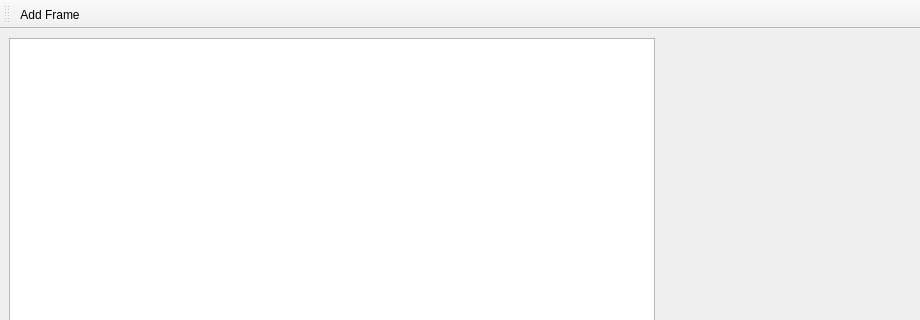
First picture: the form in viz/mainwindow.ui, repository envire/envire-envire_core, before the edit; both pictures show x 0 to 920 and y 0 to 320 of the 920 by 666 pixel window.
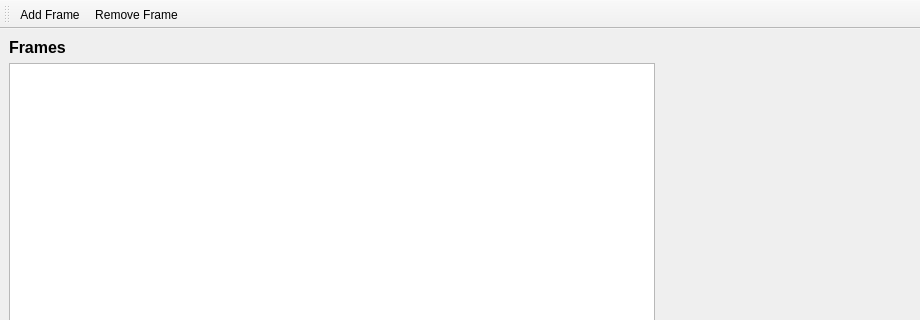
Second picture: the form after the edit. Custom widgets are drawn as their Qt base class.

Commit message: viz: select and remove frames

Patch:
```diff
--- a/viz/mainwindow.ui
+++ b/viz/mainwindow.ui
@@ -20,7 +20,27 @@
       <property name="orientation">
        <enum>Qt::Horizontal</enum>
       </property>
-      <widget class="QListWidget" name="listWidget"/>
+      <widget class="QWidget" name="layoutWidget">
+       <layout class="QVBoxLayout" name="verticalLayout">
+        <item>
+         <widget class="QLabel" name="label">
+          <property name="font">
+           <font>
+            <pointsize>12</pointsize>
+            <weight>75</weight>
+            <bold>true</bold>
+           </font>
+          </property>
+          <property name="text">
+           <string>Frames</string>
+          </property>
+         </widget>
+        </item>
+        <item>
+         <widget class="QListWidget" name="listWidget"/>
+        </item>
+       </layout>
+      </widget>
       <widget class="vizkit3d::Vizkit3DWidget" name="Vizkit3DWidget"/>
      </widget>
     </item>
@@ -48,6 +68,7 @@
     <bool>false</bool>
    </attribute>
    <addaction name="actionAdd_Frame"/>
+   <addaction name="actionRemove_Frame"/>
   </widget>
   <action name="actionAdd_Frame">
    <property name="text">
@@ -57,6 +78,14 @@
     <string>Add a new frame to the envire graph</string>
    </property>
   </action>
+  <action name="actionRemove_Frame">
+   <property name="text">
+    <string>Remove Frame</string>
+   </property>
+   <property name="toolTip">
+    <string>Remove the selected frame</string>
+   </property>
+  </action>
  </widget>
  <customwidgets>
   <customwidget>
```
The commit also changes 4 other files.
